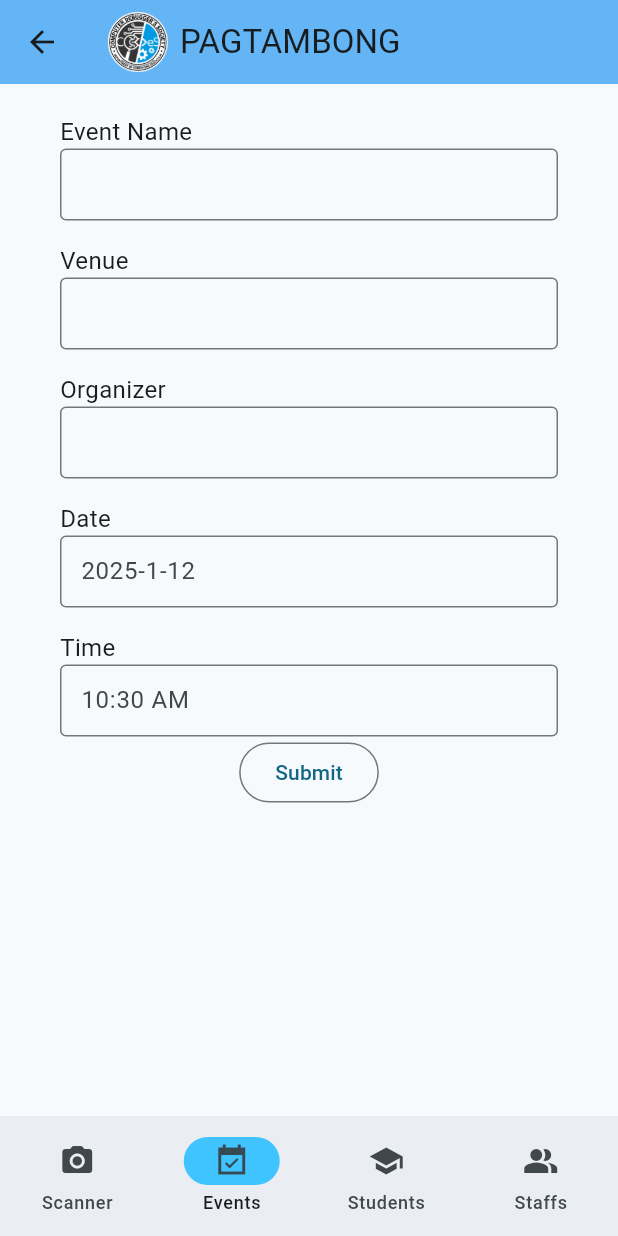
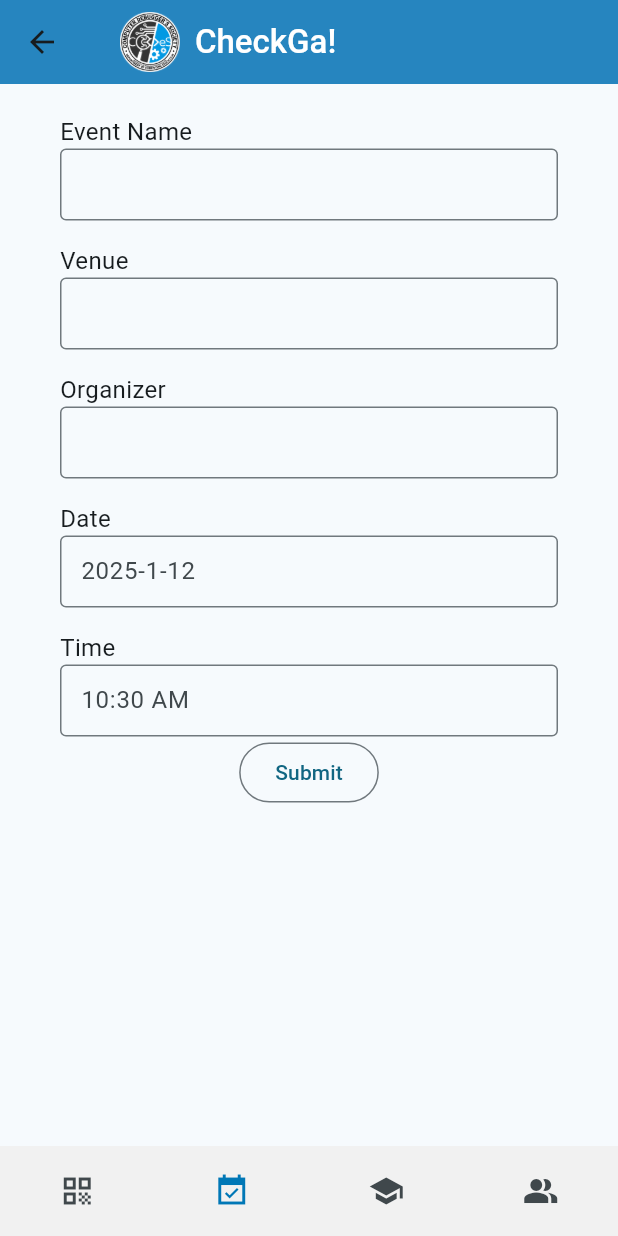
Before and after one commit to baejed/pagtambong_attendance_system, a Flutter app: the screen it shows once a user with an empty profile is signed in, item 2 of the bottom bar chosen, after a tap on the "add" icon, on a phone screen of 412 x 824 dp. Run offline on Flutter 3.47's test engine with Material 3 defaults, Android fonts, the phone set to English and light mode, and no system bars; our stand-ins replace cloud_firestore, firebase_auth, firebase_core, fluttertoast, google_fonts, google_sign_in and 2 more; missing offline and left inert: date_picker_plus, mobile_scanner; accounts and stored records are empty.

Commit message:
feat: create a class that contains all the necessary color, and set the navbar to only contain icons

```diff
--- a/lib/generic_component.dart
+++ b/lib/generic_component.dart
@@ -4,6 +4,7 @@ import 'package:google_sign_in/google_sign_in.dart';
 import 'package:pagtambong_attendance_system/events.dart';
 import 'package:pagtambong_attendance_system/model/UserRoles.dart';
 import 'package:pagtambong_attendance_system/personel.dart';
+import 'package:pagtambong_attendance_system/resources/CheckgaColors.dart';
 import 'package:pagtambong_attendance_system/scanner.dart';
 import 'package:pagtambong_attendance_system/service/AuthService.dart';
 import 'package:pagtambong_attendance_system/service/LogService.dart';
@@ -16,7 +17,7 @@ final LogService logger = LogService();
 class DefaultAppBar extends StatelessWidget implements PreferredSizeWidget {
   const DefaultAppBar({super.key});
 
-  final String title = "PAGTAMBONG";
+  final String title = "CheckGa!";
 
   @override
   Size get preferredSize => const Size.fromHeight(kToolbarHeight);
@@ -24,18 +25,27 @@ class DefaultAppBar extends StatelessWidget implements PreferredSizeWidget {
   @override
   Widget build(BuildContext context) {
     return AppBar(
-      backgroundColor: Colors.blue[300],
-      title: Row(
+      backgroundColor: CheckgaColors.mainColor,
+      title: Padding(
+        padding: const EdgeInsets.all(8.0),
+        child: Row(
           children: [
             const Image(
               image: AssetImage("assets/codes_logo.png"),
               width: 40,
             ),
             Padding(
-            padding: const EdgeInsets.fromLTRB(8.0, 0, 0, 0),
-            child: Text(title),
+              padding: const EdgeInsets.fromLTRB(10, 0, 0, 0),
+              child: Text(
+                title,
+                style: const TextStyle(
+                  color: Colors.white,
+                  fontWeight: FontWeight.w500,
+                ),
+              ),
             ),
           ],
+        ),
       ),
     );
   }
@@ -89,21 +99,30 @@ class DefaultBottomNavbar extends StatelessWidget {
     final User? currUser = await AuthService().getCurrUser();
     // logger.i("Current User Role: ${currUser?.uid}");
     List<Widget> destinations = [
-      const NavigationDestination(
-        icon: Icon(Icons.camera_alt),
-        label: "Scanner",
+      NavigationDestination(
+        icon: Icon(
+          Icons.qr_code,
+          color: index == 0 ? CheckgaColors.activeNavbarColor : null
+        ), // Scanner
+        label: "",
       ),
-      const NavigationDestination(
-        icon: Icon(Icons.event_available_sharp),
-        label: "Events",
+      NavigationDestination(
+        icon: Icon(Icons.event_available_sharp,
+        color: index == 1 ? CheckgaColors.activeNavbarColor : null
+      ), //Events
+        label: "",
       ),
-      const NavigationDestination(
-        icon: Icon(Icons.school),
-        label: "Students",
+      NavigationDestination(
+        icon: Icon(Icons.school,
+        color: index == 2 ? CheckgaColors.activeNavbarColor : null
+      ), // Students
+        label: "",
       ),
-      const NavigationDestination(
-        icon: Icon(Icons.people_alt),
-        label: "Staffs",
+      NavigationDestination(
+        icon: Icon(Icons.people_alt,
+        color: index == 3 ? CheckgaColors.activeNavbarColor : null
+      ), // Staffs
+        label: "",
       )
     ];
 
@@ -138,11 +157,14 @@ class DefaultBottomNavbar extends StatelessWidget {
             return const Text("No destinations available");
           } else {
             return NavigationBar(
+              labelBehavior: NavigationDestinationLabelBehavior.alwaysHide,
               onDestinationSelected: (selectedIndex) =>
                 _onItemTapped(context, selectedIndex),
-              indicatorColor: Colors.lightBlueAccent,
+              indicatorColor: const Color.fromARGB(0, 0, 0, 0), // no color
               selectedIndex: index,
               destinations: snapshot.data!,
+              backgroundColor: CheckgaColors.navbarColor,
+              height: 60,
             );
           }
         });
--- /dev/null
+++ b/lib/resources/CheckgaColors.dart
@@ -0,0 +1,11 @@
+import 'package:flutter/material.dart';
+
+class CheckgaColors {
+
+  static const mainColor = Color.fromARGB(255, 38, 133, 191);
+
+  static const navbarColor = Color.fromARGB(255, 241, 241, 241);
+
+  static const activeNavbarColor = Color.fromARGB(255, 0, 119, 182);
+
+}
--- a/lib/scanner.dart
+++ b/lib/scanner.dart
@@ -36,7 +36,7 @@ class _ScannerPageState extends State<ScannerPage> {
 
   @override
   Widget build(BuildContext context) {
-    // final userRole = AuthService().getUserRole(currentUser!.uid); // Role of current user
+    final userRole = AuthService().getUserRole(currentUser!.uid); // Role of current user
 
     return Scaffold(
       appBar: const DefaultAppBar(),
```
Lines whose indentation alone changed are shown as unchanged.
